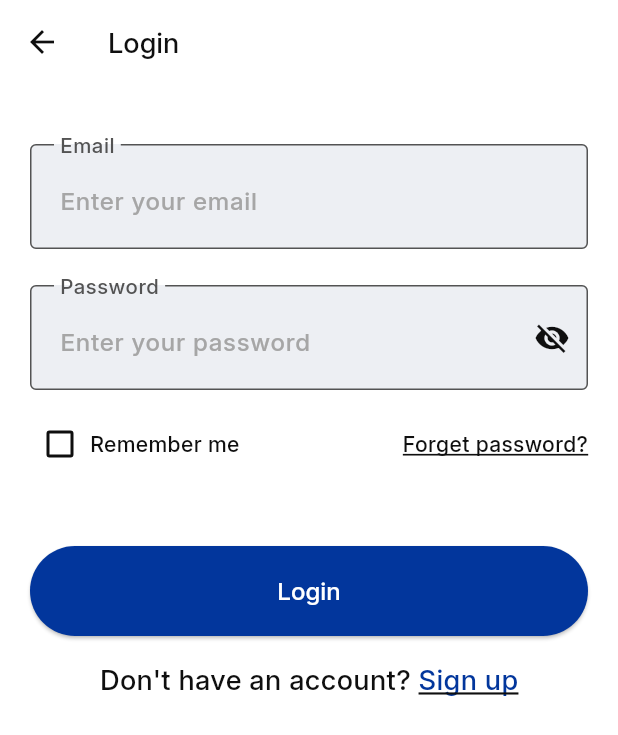
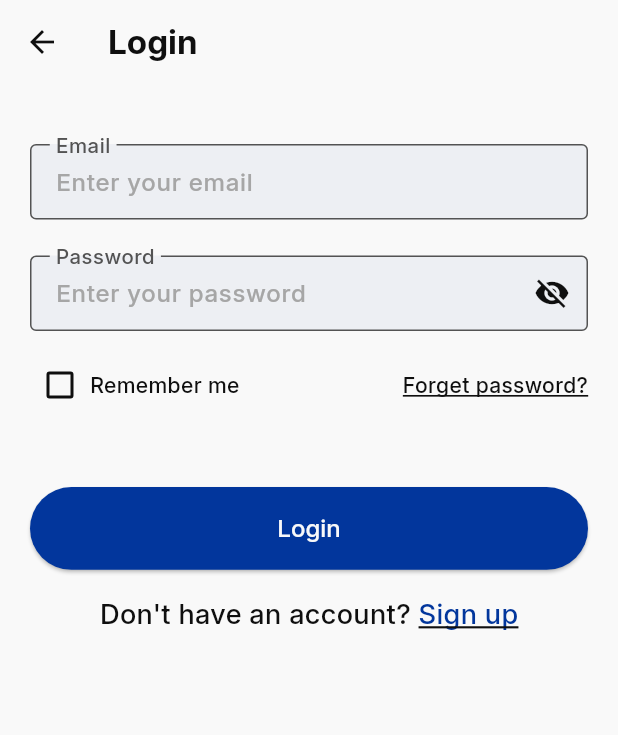
Before and after one commit to captainsero/team-5, a Flutter app: the screen it shows after launch, on a phone screen of 412 x 824 dp. Shown: the top 735 px of the screen. Run offline on Flutter 3.47's test engine with Material 3 defaults, Android fonts, the phone set to English and light mode, and no system bars; our stand-ins replace dio, flutter_screenutil, flutter_secure_storage, get_it, go_router, injectable.

Commit message:
chore(core): update light theme to use style manager

```diff
--- a/lib/core/constants/color_manager.dart
+++ b/lib/core/constants/color_manager.dart
@@ -4,12 +4,13 @@ sealed class AppColors {
   static Color primary = const Color(0xff02369C);
   static Color lightBlue = const Color(0xffEDEFF3);
   static Color grey = const Color(0xff535353);
+  static Color lightGrey = const Color(0xff878787);
   static Color error = const Color(0xffCC1010);
   static Color black = const Color(0xff0F0F0F);
   static Color sucess = const Color(0xff11CE19);
   static Color lightGreen = const Color(0xffCAF9CC);
   static Color lightRed = const Color(0xffF8D2D2);
   static Color placeholder = const Color(0xffA6A6A6);
-  static Color white = Colors.white;
-
+  static Color white = const Color(0xffF9F9F9);
+  static Color transparent = const Color.fromRGBO(0, 0, 0, 0);
 }
--- a/lib/core/constants/endpoints.dart
+++ b/lib/core/constants/endpoints.dart
@@ -1 +1 @@
-abstract class Endpoints {}
+abstract class AppEndpoints {}
--- a/lib/core/constants/font_manager.dart
+++ b/lib/core/constants/font_manager.dart
@@ -26,7 +26,7 @@ class FontSize {
   static double get s24 => 24.sp;
   static double get s25 => 25.sp;
   static double get s30 => 30.sp;
-  static double get s36 => 36.sp;
+  static double get s35 => 35.sp;
   static double get s40 => 40.sp;
   static double get s48 => 48.sp;
 }
--- a/lib/core/themes/light_theme.dart
+++ b/lib/core/themes/light_theme.dart
@@ -1,6 +1,8 @@
 import 'package:flutter/material.dart';
+import 'package:team_5_examapp/core/constants/font_manager.dart';
+import 'package:team_5_examapp/core/constants/style_manager.dart';
+import 'package:team_5_examapp/core/constants/values_manager.dart';
 import '../constants/color_manager.dart';
-import '../constants/font_manager.dart';
 
 abstract class AppTheme {
   static ThemeData lightTheme = ThemeData(
@@ -21,59 +23,102 @@ abstract class AppTheme {
     ),
 
     textTheme: TextTheme(
-      headlineLarge: TextStyle(
+      displayLarge: getBoldStyle(
         color: AppColors.black,
-        fontSize: FontSize.s36,
-        fontWeight: FontWeightManager.medium,
+        fontSize: FontSize.s40,
         fontFamily: FontConstants.interFamily,
       ),
-      headlineMedium: TextStyle(
+      displayMedium: getSemiBoldStyle(
+        color: AppColors.black,
+        fontSize: FontSize.s35,
+        fontFamily: FontConstants.interFamily,
+      ),
+      displaySmall: getMediumStyle(
         color: AppColors.black,
         fontSize: FontSize.s30,
-        fontWeight: FontWeightManager.medium,
         fontFamily: FontConstants.interFamily,
       ),
-      bodyLarge: TextStyle(
+
+      headlineLarge: getSemiBoldStyle(
         color: AppColors.black,
-        fontSize: FontSize.s25,
-        fontWeight: FontWeightManager.regular,
+        fontSize: FontSize.s24,
         fontFamily: FontConstants.interFamily,
       ),
-      bodyMedium: TextStyle(
-        color: AppColors.grey,
+      headlineMedium: getMediumStyle(
+        color: AppColors.black,
         fontSize: FontSize.s20,
-        fontWeight: FontWeightManager.regular,
         fontFamily: FontConstants.interFamily,
       ),
-      bodySmall: TextStyle(
+      headlineSmall: getRegularStyle(
+        color: AppColors.black,
+        fontSize: FontSize.s18,
+        fontFamily: FontConstants.interFamily,
+      ),
+
+      titleLarge: getSemiBoldStyle(
+        color: AppColors.black,
+        fontSize: FontSize.s22,
+        fontFamily: FontConstants.interFamily,
+      ),
+      titleMedium: getMediumStyle(
+        color: AppColors.black,
+        fontSize: FontSize.s16,
+        fontFamily: FontConstants.interFamily,
+      ),
+      titleSmall: getMediumStyle(
+        color: AppColors.black,
+        fontSize: FontSize.s14,
+        fontFamily: FontConstants.interFamily,
+      ),
+
+      bodyLarge: getRegularStyle(
+        color: AppColors.black,
+        fontSize: FontSize.s16,
+        fontFamily: FontConstants.interFamily,
+      ),
+      bodyMedium: getRegularStyle(
+        color: AppColors.black,
+        fontSize: FontSize.s14,
+        fontFamily: FontConstants.interFamily,
+      ),
+      bodySmall: getRegularStyle(
+        color: AppColors.black,
+        fontSize: FontSize.s12,
+        fontFamily: FontConstants.interFamily,
+      ),
+
+      labelLarge: getMediumStyle(
         color: AppColors.placeholder,
-        fontSize: FontSize.s16,
-        fontWeight: FontWeightManager.regular,
+        fontSize: FontSize.s14,
+        fontFamily: FontConstants.interFamily,
+      ),
+      labelMedium: getMediumStyle(
+        color: AppColors.placeholder,
+        fontSize: FontSize.s12,
+        fontFamily: FontConstants.interFamily,
+      ),
+      labelSmall: getRegularStyle(
+        color: AppColors.placeholder,
+        fontSize: FontSize.s10,
         fontFamily: FontConstants.interFamily,
       ),
     ),
 
     appBarTheme: AppBarTheme(
-      backgroundColor: AppColors.white,
+      backgroundColor: AppColors.transparent,
       foregroundColor: AppColors.black,
       elevation: 0,
-      titleTextStyle: TextStyle(
-        color: AppColors.black,
-        fontSize: FontSize.s18,
-        fontFamily: FontConstants.interFamily,
-      ),
     ),
 
     elevatedButtonTheme: ElevatedButtonThemeData(
       style: ElevatedButton.styleFrom(
         backgroundColor: AppColors.primary,
         foregroundColor: AppColors.white,
-        padding: const EdgeInsets.all(20),
+        padding: EdgeInsets.all(AppPadding.p16),
         shape: RoundedRectangleBorder(borderRadius: BorderRadius.circular(100)),
-        textStyle: TextStyle(
-
+        textStyle: getMediumStyle(
+          color: AppColors.black,
           fontSize: FontSize.s16,
-          fontWeight: FontWeightManager.medium,
           fontFamily: FontConstants.interFamily,
         ),
       ),
@@ -82,51 +127,49 @@ abstract class AppTheme {
     inputDecorationTheme: InputDecorationTheme(
       filled: true,
       fillColor: AppColors.lightBlue,
-      hintStyle: TextStyle(
+      hintStyle: getRegularStyle(
         color: AppColors.placeholder,
         fontSize: FontSize.s16,
         fontFamily: FontConstants.interFamily,
       ),
-      labelStyle: TextStyle(
+      labelStyle: getMediumStyle(
         color: AppColors.grey,
         fontSize: FontSize.s18,
-        fontWeight: FontWeight.w500,
         fontFamily: FontConstants.interFamily,
       ),
-      floatingLabelStyle: TextStyle(
+      floatingLabelStyle: getRegularStyle(
         color: AppColors.grey,
         fontSize: FontSize.s18,
-        fontWeight: FontWeight.w400,
         fontFamily: FontConstants.interFamily,
       ),
       floatingLabelBehavior: FloatingLabelBehavior.always,
-      errorStyle: TextStyle(
+      errorStyle: getRegularStyle(
         color: AppColors.error,
         fontSize: FontSize.s12,
         fontFamily: FontConstants.interFamily,
       ),
       border: OutlineInputBorder(
-        borderRadius: BorderRadius.circular(4),
+        borderRadius: BorderRadius.circular(RadiusSize.r4),
         borderSide: BorderSide(color: AppColors.grey),
       ),
       enabledBorder: OutlineInputBorder(
-        borderRadius: BorderRadius.circular(4),
+        borderRadius: BorderRadius.circular(RadiusSize.r4),
         borderSide: BorderSide(color: AppColors.grey),
       ),
       focusedBorder: OutlineInputBorder(
-        borderRadius: BorderRadius.circular(4),
+        borderRadius: BorderRadius.circular(RadiusSize.r4),
         borderSide: BorderSide(color: AppColors.primary, width: 2),
       ),
       errorBorder: OutlineInputBorder(
-        borderRadius: BorderRadius.circular(4),
+        borderRadius: BorderRadius.circular(RadiusSize.r4),
         borderSide: BorderSide(color: AppColors.error, width: 1),
       ),
       focusedErrorBorder: OutlineInputBorder(
-        borderRadius: BorderRadius.circular(4),
+        borderRadius: BorderRadius.circular(RadiusSize.r4),
         borderSide: BorderSide(color: AppColors.error, width: 2),
       ),
 
-      contentPadding: const EdgeInsets.all(16),
+      contentPadding: EdgeInsets.all(AppPadding.p12),
     ),
   );
 }
```
Also changed, not shown: pubspec.lock.
